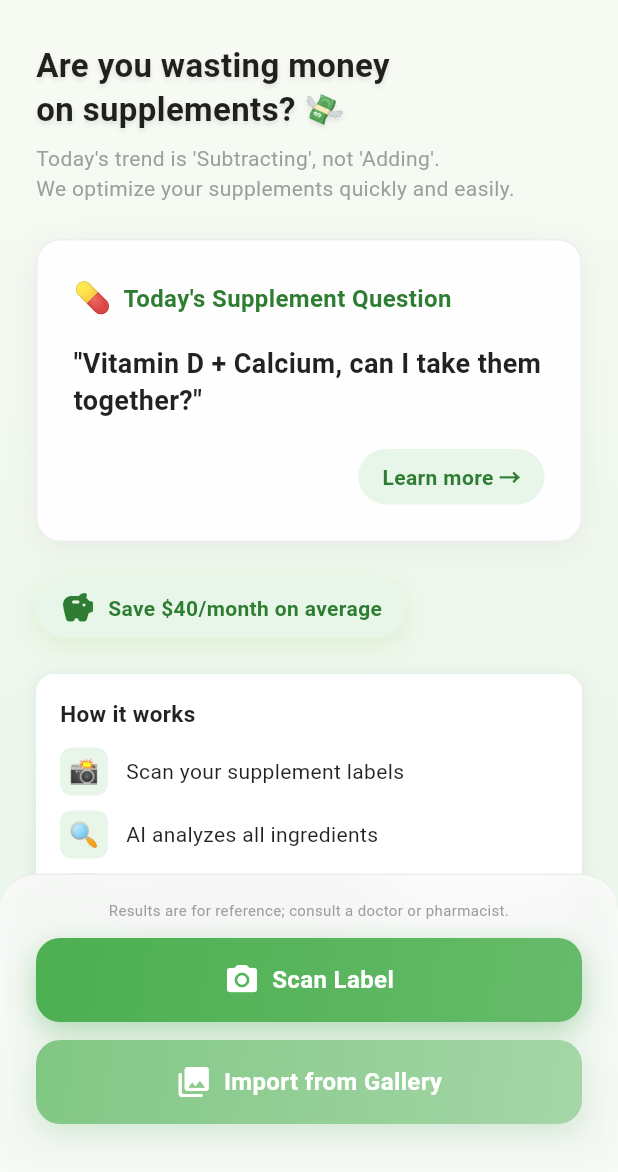
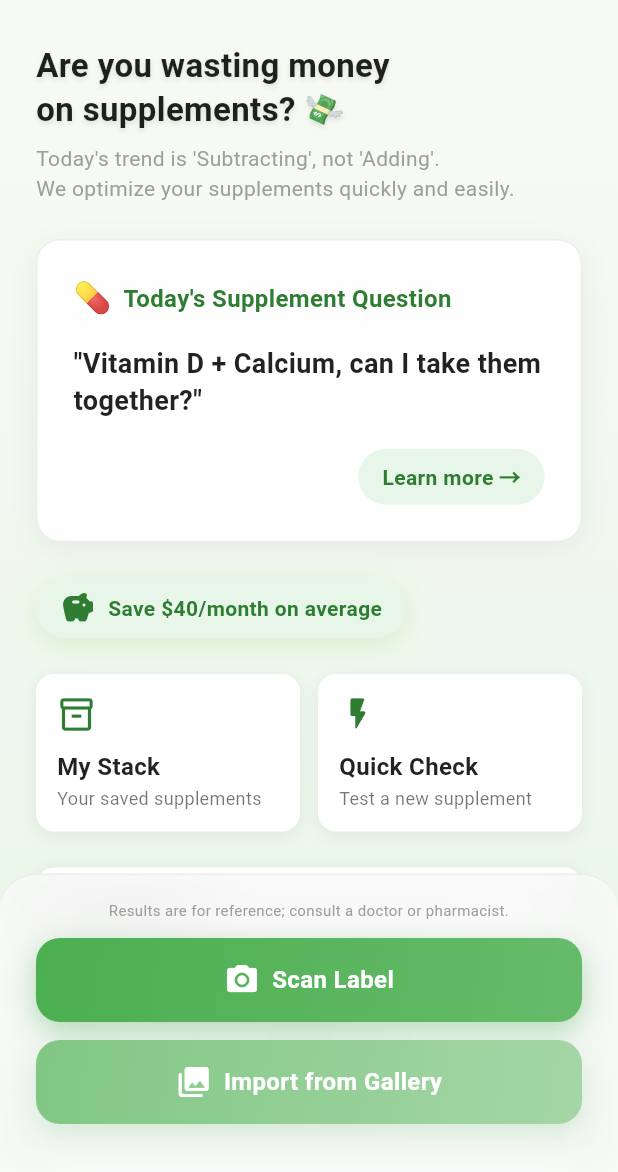
Before and after one commit to kaos1025/yak-biseo_mvp, a Flutter app: the HomeScreen screen opened directly, after a tap on "I Agree", on a phone screen of 412 x 824 dp, the part 64-1236 px from its top. Run offline on Flutter 3.47's test engine with Material 3 defaults, Android fonts, the phone set to English and light mode, and no system bars; our stand-ins replace cloud_firestore, firebase_analytics, firebase_core, flutter_dotenv, flutter_markdown, get_it and 7 more; accounts and stored records are empty.

Commit message:
feat: add My Stack / Quick Check entry points to home screen
홈 화면 스크롤 영역의 saving estimate chip 아래에 My Stack / Quick Check
진입 카드 2개를 추가. Free 유저는 각 Screen 내부 게이트가 Paywall로
자동 리다이렉트하고, Basic 구독자는 해당 Screen으로 바로 진입한다.

Co-Authored-By: Claude Opus 4.7 (1M context) <noreply@anthropic.com>

```diff
--- a/lib/screens/home_screen.dart
+++ b/lib/screens/home_screen.dart
@@ -5,6 +5,8 @@ import 'package:myapp/screens/result_screen.dart';
 import 'package:myapp/services/analytics_service.dart';
 import 'package:myapp/l10n/app_localizations.dart';
 import 'package:myapp/screens/profile/profile_screen.dart';
+import 'package:myapp/screens/stack/my_stack_screen.dart';
+import 'package:myapp/screens/stack/quick_check_screen.dart';
 
 import 'package:myapp/presentation/home/home_view_model.dart';
 import 'package:myapp/presentation/home/widgets/health_tip_banner.dart';
@@ -318,6 +320,10 @@ class _HomeScreenState extends State<HomeScreen> with RouteAware {
                           ),
                           const SizedBox(height: 24),
 
+                          // ── My Stack / Quick Check 진입 카드 ──
+                          _buildStackShortcutRow(l10n),
+                          const SizedBox(height: 24),
+
                           // "How it works" 가이드 (분석 이력 없는 사용자만)
                           AnimatedBuilder(
                             animation: _viewModel,
@@ -433,4 +439,102 @@ class _HomeScreenState extends State<HomeScreen> with RouteAware {
       ),
     );
   }
+
+  // ── My Stack / Quick Check 진입 ──
+
+  void _openMyStack() {
+    Navigator.push(
+      context,
+      MaterialPageRoute(builder: (_) => const MyStackScreen()),
+    );
+  }
+
+  void _openQuickCheck() {
+    Navigator.push(
+      context,
+      MaterialPageRoute(builder: (_) => const QuickCheckScreen()),
+    );
+  }
+
+  Widget _buildStackShortcutRow(AppLocalizations l10n) {
+    final isKo = l10n.localeName == 'ko';
+    return Row(
+      children: [
+        Expanded(
+          child: _buildStackShortcutCard(
+            icon: Icons.inventory_2_outlined,
+            title: isKo ? '내 스택' : 'My Stack',
+            subtitle: isKo ? '저장된 영양제 관리' : 'Your saved supplements',
+            onTap: _openMyStack,
+          ),
+        ),
+        const SizedBox(width: 12),
+        Expanded(
+          child: _buildStackShortcutCard(
+            icon: Icons.flash_on_rounded,
+            title: isKo ? '퀵 체크' : 'Quick Check',
+            subtitle: isKo ? '새 영양제 호환성 확인' : 'Test a new supplement',
+            onTap: _openQuickCheck,
+          ),
+        ),
+      ],
+    );
+  }
+
+  Widget _buildStackShortcutCard({
+    required IconData icon,
+    required String title,
+    required String subtitle,
+    required VoidCallback onTap,
+  }) {
+    return Container(
+      decoration: BoxDecoration(
+        color: Colors.white,
+        borderRadius: BorderRadius.circular(12),
+        boxShadow: [
+          BoxShadow(
+            color: Colors.black.withValues(alpha: 0.06),
+            blurRadius: 8,
+            offset: const Offset(0, 2),
+          ),
+        ],
+      ),
+      child: Material(
+        color: Colors.transparent,
+        child: InkWell(
+          onTap: onTap,
+          borderRadius: BorderRadius.circular(12),
+          child: Padding(
+            padding: const EdgeInsets.all(14),
+            child: Column(
+              crossAxisAlignment: CrossAxisAlignment.start,
+              children: [
+                Icon(icon, size: 26, color: const Color(0xFF2E7D32)),
+                const SizedBox(height: 10),
+                Text(
+                  title,
+                  style: const TextStyle(
+                    fontSize: 16,
+                    fontWeight: FontWeight.bold,
+                    color: Colors.black87,
+                  ),
+                ),
+                const SizedBox(height: 2),
+                Text(
+                  subtitle,
+                  style: const TextStyle(
+                    fontSize: 12,
+                    color: Colors.black54,
+                    height: 1.3,
+                  ),
+                  maxLines: 2,
+                  overflow: TextOverflow.ellipsis,
+                ),
+              ],
+            ),
+          ),
+        ),
+      ),
+    );
+  }
 }
```
